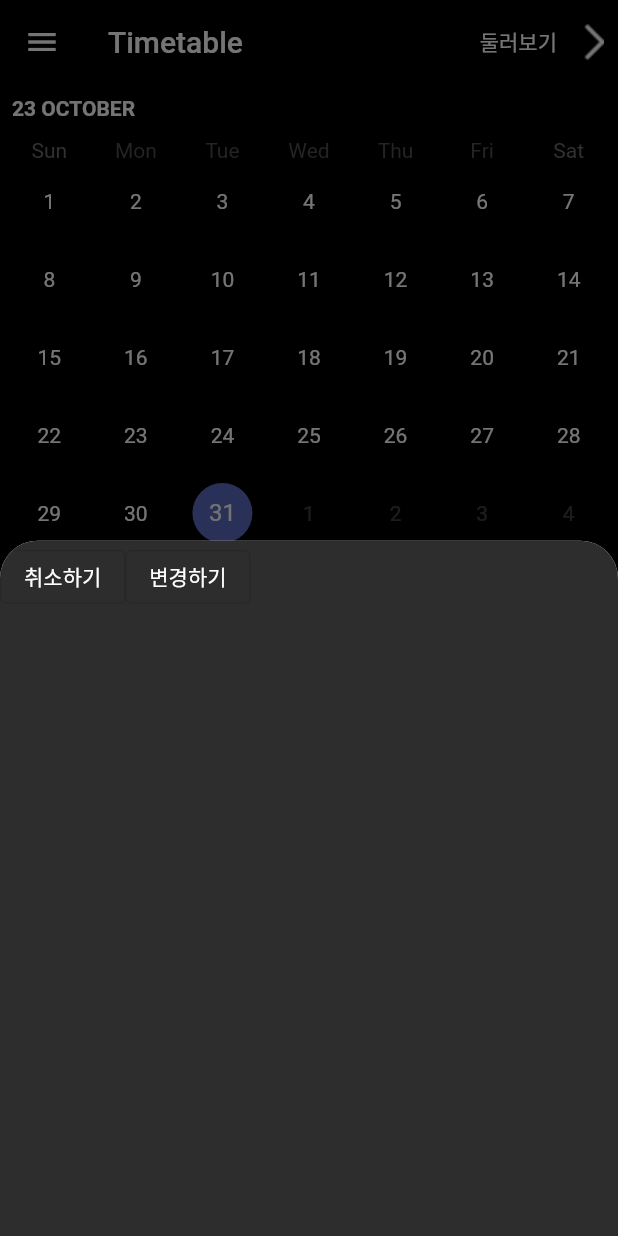
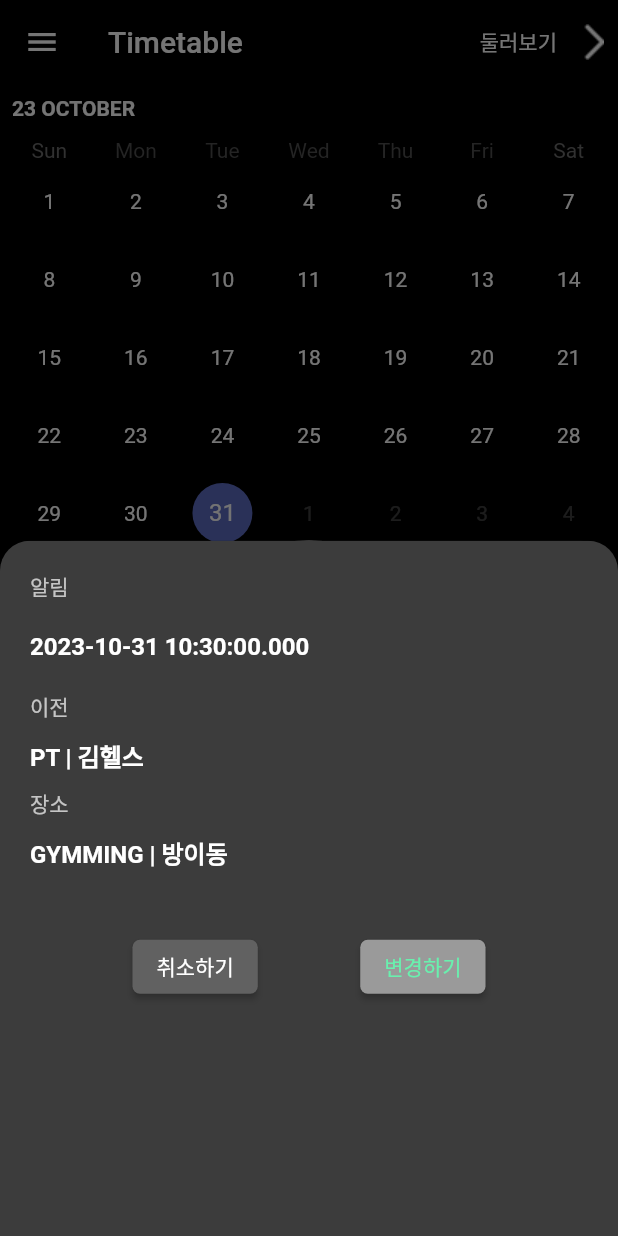
Before and after one commit to AllideaBridge/gymming_app, a Flutter app: the screen it shows after launch, after a tap on an icon or button, on a phone screen of 412 x 824 dp. Run offline on Flutter 3.47's test engine with Material 2 defaults, Android fonts, the phone set to English and light mode, and no system bars; drawn by our look-alikes of table_calendar; our stand-ins replace google_sign_in; missing offline and left inert: kakao_flutter_sdk; Roboto replaces fonts that are missing (Pretendard).

Commit message:
변경완료 클릭시 화면 전환 구현.

```diff
--- a/analysis_options.yaml
+++ b/analysis_options.yaml
@@ -22,6 +22,9 @@ linter:
   # `// ignore_for_file: name_of_lint` syntax on the line or in the file
   # producing the lint.
   rules:
+    prefer_const_constructors: false
+    prefer_const_literals_to_create_immutables: false
+    prefer_const_declarations: false
     # avoid_print: false  # Uncomment to disable the `avoid_print` rule
     # prefer_single_quotes: true  # Uncomment to enable the `prefer_single_quotes` rule
 
--- a/lib/common/constants.dart
+++ b/lib/common/constants.dart
@@ -1,2 +1,6 @@
 const leapYear = [31, 29, 31, 30, 31, 30, 31, 31, 30, 31, 30, 31];
 const notLeapYear = [31, 28, 31, 30, 31, 30, 31, 31, 30, 31, 30, 31];
+const changeTitle = "변경 사유를 알려주세요";
+const changeSubTitle = """이 운동 일정을 변경하시려면 사유를
+알려주셔야 합니다.""";
+const changeReasons = ["직접 입력", "잘못된 스케줄을 선택하였습니다.", "몸이 좋지 않습니다.", "조정하기 어려운 일정이 생겼습니다.", "경조사에 참석해야 합니다"];
--- /dev/null
+++ b/lib/modal/model/reason_content.dart
@@ -0,0 +1,13 @@
+class ReasonContent{
+  String _title;
+  String _subtitle;
+  List<String> _reasons;
+
+  ReasonContent(this._title, this._subtitle, this._reasons);
+
+  List<String> get reasons => _reasons;
+
+  String get subtitle => _subtitle;
+
+  String get title => _title;
+}
--- /dev/null
+++ b/lib/modal/schedule_clicked.dart
@@ -0,0 +1,134 @@
+import 'package:flutter/material.dart';
+import 'package:gymming_app/common/colors.dart';
+import 'package:gymming_app/common/constants.dart';
+import 'package:gymming_app/modal/model/reason_content.dart';
+import 'package:gymming_app/modal/reason.dart';
+import 'package:gymming_app/user_timetable/component/schedule_changed.dart';
+import 'package:gymming_app/user_timetable/model/schedule_info.dart';
+
+import '../user_timetable/model/modal_content.dart';
+
+class ScheduleClicked extends StatelessWidget {
+  final ScheduleInfo scheduleInfo;
+
+  ScheduleClicked({
+    Key? key,
+    required this.scheduleInfo,
+  }) : super(key: key);
+
+  @override
+  Widget build(BuildContext context) {
+    return Container(
+      color: BORDER_COLOR,
+      padding: EdgeInsets.all(20),
+      child: Column(
+        mainAxisSize: MainAxisSize.max,
+        crossAxisAlignment: CrossAxisAlignment.start,
+        children: [
+          Text(
+            "알림",
+            style: TextStyle(
+              fontSize: 14,
+              color: Colors.white70,
+            ),
+          ),
+          SizedBox(height: 20),
+          Text(
+            "${scheduleInfo.startTime}",
+            style: TextStyle(
+              fontSize: 16,
+              fontWeight: FontWeight.bold,
+              color: Colors.white,
+            ),
+          ),
+          SizedBox(height: 20),
+          Text(
+            "이전",
+            style: TextStyle(
+              fontSize: 14,
+              color: Colors.white70,
+            ),
+          ),
+          SizedBox(height: 10),
+          Text(
+            "${scheduleInfo.lessonName} | ${scheduleInfo.trainerName}",
+            style: TextStyle(
+              fontSize: 16,
+              fontWeight: FontWeight.bold,
+              color: Colors.white,
+            ),
+          ),
+          SizedBox(height: 10),
+          Text(
+            "장소",
+            style: TextStyle(
+              fontSize: 14,
+              color: Colors.white70,
+            ),
+          ),
+          SizedBox(height: 10),
+          Text(
+            "${scheduleInfo.centerName} | ${scheduleInfo.centerLocation}",
+            style: TextStyle(
+              fontSize: 16,
+              fontWeight: FontWeight.bold,
+              color: Colors.white,
+            ),
+          ),
+          SizedBox(height: 40),
+          Row(
+            mainAxisAlignment: MainAxisAlignment.spaceEvenly,
+            children: [
+              ElevatedButton(
+                style: ElevatedButton.styleFrom(
+                  primary: Colors.grey[700], // Left Button Color
+                  shape: RoundedRectangleBorder(
+                    borderRadius: BorderRadius.circular(5),
+                  ),
+                ),
+                onPressed: () {
+                  Navigator.push(
+                    context,
+                    MaterialPageRoute(builder: (context) => ScheduleChanged(beforeTime: DateTime.now(), afterTime: DateTime.now())),
+                  );
+                },
+                child: Text(
+                  "취소하기",
+                  style: TextStyle(
+                    color: Colors.white,
+                  ),
+                ),
+              ),
+              ElevatedButton(
+                style: ElevatedButton.styleFrom(
+                  backgroundColor: SECONDARY_COLOR, // Right Button Color
+                  shape: RoundedRectangleBorder(
+                    borderRadius: BorderRadius.circular(5),
+                  ),
+                ),
+                onPressed: () {
+                  showBottomSheet(
+                      context: context,
+                      shape: RoundedRectangleBorder(
+                          borderRadius: BorderRadius.vertical(
+                              top: Radius.circular(25.0))),
+                      builder: (BuildContext context) {
+                        return Reason(
+                            reasonContent: ReasonContent(
+                                changeTitle, changeSubTitle, changeReasons));
+                      });
+                },
+                child: Text(
+                  "변경하기",
+                  style: TextStyle(
+                    color: Colors.greenAccent,
+                  ),
+                ),
+              ),
+            ],
+          )
+        ],
+      ),
+    );
+  }
+}
--- a/lib/user_timetable/component/schedule_display.dart
+++ /dev/null
@@ -1,97 +0,0 @@
-import 'package:flutter/material.dart';
-import 'package:gymming_app/state/state_date_time.dart';
-import 'package:gymming_app/user_timetable/component/schedule_change.dart';
-import 'package:gymming_app/user_timetable/component/schedule_view.dart';
-import 'package:provider/provider.dart';
-
-import '../model/schedule_info.dart';
-
-class ScheduleDisplay extends StatelessWidget {
-  const ScheduleDisplay({super.key});
-
-  @override
-  Widget build(BuildContext context) {
-    List<ScheduleInfo> schedules = List.generate(
-        3,
-        (index) => ScheduleInfo(
-            DateTime.now(), DateTime.now(), "PT", "김헬스", "GYMMING", "방이동"));
-
-    return Container(
-      margin: EdgeInsets.only(top: 20),
-      color: Colors.grey,
-      child: Column(
-        children: [
-          Container(
-            child: Column(
-              children: [
-                Text("오늘은"),
-                Text(
-                    "${Provider.of<StateDateTime>(context).selectedDateTime.month}월 ${Provider.of<StateDateTime>(context).selectedDateTime.day}일")
-              ],
-            ),
-          ),
-          for (var i = 0; i < schedules.length; i++)
-            GestureDetector(
-              onTap: () {
-                showModalBottomSheet(
-                    context: context,
-                    shape: RoundedRectangleBorder(
-                        borderRadius:
-                            BorderRadius.vertical(top: Radius.circular(25.0))),
-                    builder: (BuildContext context) {
-                      return Container(
-                        decoration: BoxDecoration(
-                            color: Color(0xff2d2d2d),
-                            borderRadius: BorderRadius.only(
-                              topLeft: Radius.circular(25),
-                              topRight: Radius.circular(25),
-                            )),
-                        child: Column(
-                          children: [
-                            Row(
-                              children: [
-                                OutlinedButton(
-                                    onPressed: null,
-                                    child: Text(
-                                      "취소하기",
-                                      style: TextStyle(color: Colors.white),
-                                    )),
-                                OutlinedButton(
-                                    onPressed: () {
-                                      showModalBottomSheet(
-                                          context: context,
-                                          isScrollControlled: true,
-                                          shape: const RoundedRectangleBorder(
-                                              borderRadius: BorderRadius.only(
-                                            topLeft: Radius.circular(30),
-                                            topRight: Radius.circular(30),
-                                          )),
-                                          builder: (BuildContext context) {
-                                            return Wrap(children: [
-                                              ScheduleChange(
-                                                originDay:
-                                                    Provider.of<StateDateTime>(
-                                                            context)
-                                                        .selectedDateTime,
-                                              )
-                                            ]);
-                                          });
-                                    },
-                                    child: Text(
-                                      "변경하기",
-                                      style: TextStyle(color: Colors.white),
-                                    ))
-                              ],
-                            )
-                          ],
-                        ),
-                      );
-                    });
-              },
-              child: ScheduleView(scheduleInfo: schedules[i]),
-            ),
-        ],
-      ),
-    );
-  }
-}
--- /dev/null
+++ b/lib/user_timetable/component/schedule_item.dart
@@ -0,0 +1,100 @@
+import 'package:flutter/material.dart';
+import 'package:gymming_app/common/colors.dart';
+import 'package:gymming_app/user_timetable/model/schedule_info.dart';
+
+class ScheduleItem extends StatelessWidget {
+  final ScheduleInfo scheduleInfo;
+
+  const ScheduleItem({super.key, required this.scheduleInfo});
+
+  @override
+  Widget build(BuildContext context) {
+    return Container(
+      padding: EdgeInsets.symmetric(horizontal: 16.0, vertical: 8.0),
+      decoration: BoxDecoration(
+        color: BORDER_COLOR,
+        borderRadius: BorderRadius.circular(8.0),
+      ),
+      child: Row(
+        children: [
+          Container(
+            padding: EdgeInsets.symmetric(horizontal: 8.0, vertical: 4.0),
+            decoration: BoxDecoration(
+              color: Colors.green,
+              borderRadius: BorderRadius.circular(4.0),
+            ),
+            child: Text(
+              "${scheduleInfo.startTime.hour} : ${scheduleInfo.startTime.minute}",
+              style: TextStyle(
+                color: Colors.white,
+                fontWeight: FontWeight.bold,
+              ),
+            ),
+          ),
+          SizedBox(width: 8.0), // 간격 조절
+          Column(
+            crossAxisAlignment: CrossAxisAlignment.start,
+            children: [
+              Text(
+                "${scheduleInfo.lessonName} | ${scheduleInfo.trainerName}",
+                style: TextStyle(
+                  color: Colors.white,
+                  fontWeight: FontWeight.bold,
+                ),
+              ),
+              Text(
+                "${scheduleInfo.centerName} | ${scheduleInfo.centerLocation}",
+                style: TextStyle(
+                  color: Colors.white.withOpacity(0.7),
+                ),
+              ),
+            ],
+          )
+        ],
+      ),
+    );
+  }
+}
+
+// ${scheduleInfo.startTime.hour} : ${scheduleInfo.startTime.minute}
+// ${scheduleInfo.lessonName} | ${scheduleInfo.trainerName}
+// "${scheduleInfo.centerName} | ${scheduleInfo.centerLocation}"
+
+
+
+// Container(
+// color: Colors.blueGrey,
+// margin: EdgeInsets.only(top:30, right: 10),
+// padding: EdgeInsets.all(5),
+// child: Row(
+// children: [
+// Container(
+// margin: EdgeInsets.only(bottom: 15),
+// padding: EdgeInsets.symmetric(vertical: 3.0, horizontal: 7.0),
+// decoration: BoxDecoration(
+// color: Colors.greenAccent,
+// borderRadius: BorderRadius.circular(15),
+// ),
+// child: Text(
+// "${scheduleInfo.startTime.hour} : ${scheduleInfo.startTime.minute}"),
+// ),
+// Container(
+// margin: EdgeInsets.only(left: 20),
+// padding: EdgeInsets.symmetric(vertical: 10),
+// child: Column(
+// crossAxisAlignment: CrossAxisAlignment.start,
+// children: [
+// Container(
+// child: Text(
+// "${scheduleInfo.lessonName} | ${scheduleInfo.trainerName}"),
+// ),
+// Container(
+// child: Text(
+// "${scheduleInfo.centerName} | ${scheduleInfo.centerLocation}"),
+// ),
+// ],
+// ),
+// ),
+// ],
+// ),
+// );
--- /dev/null
+++ b/lib/user_timetable/component/schedule_list.dart
@@ -0,0 +1,81 @@
+import 'package:flutter/material.dart';
+import 'package:gymming_app/state/state_date_time.dart';
+import 'package:gymming_app/modal/schedule_clicked.dart';
+import 'package:gymming_app/user_timetable/component/schedule_change.dart';
+import 'package:gymming_app/user_timetable/component/schedule_item.dart';
+import 'package:gymming_app/user_timetable/model/modal_content.dart';
+import 'package:provider/provider.dart';
+
+import '../../common/colors.dart';
+import '../model/schedule_info.dart';
+
+class ScheduleDisplay extends StatelessWidget {
+  const ScheduleDisplay({super.key});
+
+  @override
+  Widget build(BuildContext context) {
+    List<ScheduleInfo> schedules = List.generate(
+        1,
+        (index) => ScheduleInfo(
+            DateTime.now(), DateTime.now(), "PT", "김헬스", "GYMMING", "방이동"));
+
+    return Expanded(
+      child: Container(
+        margin: EdgeInsets.only(top: 20),
+        color: BACKGROUND_COLOR,
+        child: Container(
+          margin: EdgeInsets.only(top: 20, left: 15, right: 15),
+          child: Column(
+            crossAxisAlignment: CrossAxisAlignment.start,
+            children: [
+              Text(
+                "오늘은\n${Provider.of<StateDateTime>(context).selectedDateTime.month}월 ${Provider.of<StateDateTime>(context).selectedDateTime.day}일",
+                style: TextStyle(
+                    color: Colors.white,
+                    fontSize: 20,
+                    fontWeight: FontWeight.bold),
+              ),
+              Expanded(
+                child: ListView(
+                  shrinkWrap: true,
+                  children: schedules
+                      .map((schedule) => GestureDetector(
+                            onTap: () {
+                              showModalBottomSheet(
+                                  context: context,
+                                  shape: RoundedRectangleBorder(
+                                      borderRadius: BorderRadius.vertical(
+                                          top: Radius.circular(500))),
+                                  builder: (BuildContext context) {
+                                    return ClipRRect(
+                                      borderRadius: BorderRadius.only(
+                                        topLeft: Radius.circular(20),    // 왼쪽 상단 모서리
+                                        topRight: Radius.circular(20),   // 오른쪽 상단 모서리
+                                      ),
+                                      child: Scaffold(
+                                        body: Container(
+                                          decoration: BoxDecoration(
+                                              color: Color(0xff2d2d2d),
+                                              borderRadius: BorderRadius.only(
+                                                topLeft: Radius.circular(50),
+                                                topRight: Radius.circular(25),
+                                              )),
+                                          child: ScheduleClicked(
+                                              scheduleInfo: schedule),
+                                        ),
+                                      ),
+                                    );
+                                  });
+                            },
+                            child: ScheduleItem(scheduleInfo: schedule),
+                          ))
+                      .toList(),
+                ),
+              )
+            ],
+          ),
+        ),
+      ),
+    );
+  }
+}
--- a/lib/user_timetable/component/schedule_view.dart
+++ /dev/null
@@ -1,48 +0,0 @@
-import 'package:flutter/material.dart';
-import 'package:gymming_app/user_timetable/model/schedule_info.dart';
-
-class ScheduleView extends StatelessWidget {
-  final ScheduleInfo scheduleInfo;
-
-  const ScheduleView({super.key, required this.scheduleInfo});
-
-  @override
-  Widget build(BuildContext context) {
-    return Container(
-      color: Colors.blueGrey,
-      margin: EdgeInsets.only(bottom: 20, left: 10, right: 10),
-      padding: EdgeInsets.all(5),
-      child: Row(
-        children: [
-          Container(
-            margin: EdgeInsets.only(bottom: 15),
-            padding: EdgeInsets.symmetric(vertical: 3.0, horizontal: 7.0),
-            decoration: BoxDecoration(
-              color: Colors.greenAccent,
-              borderRadius: BorderRadius.circular(15),
-            ),
-            child: Text(
-                "${scheduleInfo.startTime.hour} : ${scheduleInfo.startTime.minute}"),
-          ),
-          Container(
-            margin: EdgeInsets.only(left: 20),
-            padding: EdgeInsets.symmetric(vertical: 10),
-            child: Column(
-              crossAxisAlignment: CrossAxisAlignment.start,
-              children: [
-                Container(
-                  child: Text(
-                      "${scheduleInfo.lessonName} | ${scheduleInfo.trainerName}"),
-                ),
-                Container(
-                  child: Text(
-                      "${scheduleInfo.centerName} | ${scheduleInfo.centerLocation}"),
-                ),
-              ],
-            ),
-          ),
-        ],
-      ),
-    );
-  }
-}
--- a/lib/user_timetable/timetable.dart
+++ b/lib/user_timetable/timetable.dart
@@ -1,7 +1,7 @@
 import 'package:flutter/material.dart';
 import 'package:gymming_app/explore/explore_screen.dart';
 import 'package:gymming_app/user_timetable/component/calendar.dart';
-import 'package:gymming_app/user_timetable/component/schedule_display.dart';
+import 'package:gymming_app/user_timetable/component/schedule_list.dart';
 
 class TimeTable extends StatelessWidget {
   const TimeTable({Key? key}) : super(key: key);
@@ -28,7 +28,7 @@ class TimeTable extends StatelessWidget {
         backgroundColor: Colors.black,
       ),
       drawer: const Drawer(),
-      body: ListView(
+      body: Column(
         children: [Calendar(), ScheduleDisplay()],
       ),
       floatingActionButton: FloatingActionButton(
```
Also changed, not shown: lib/modal/reason.dart (added, +112 -0 lines), lib/user_timetable/component/schedule_changed.dart (added, +73 -0 lines), lib/user_timetable/model/modal_content.dart (added, +22 -0 lines), assets/change_compeleted.png (added).
